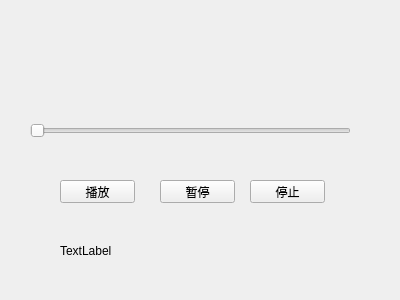
First picture: the form in Projects/25_MyMedia/25_MyMedia/widget.ui, repository ZHJ0125/QtLearning, before the edit.
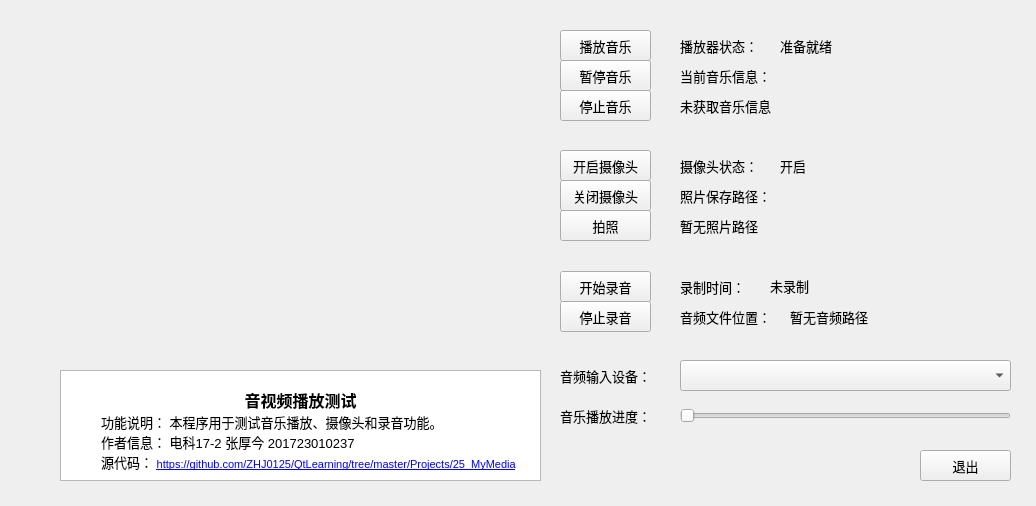
Second picture: the form after the edit.

```diff
--- a/Projects/25_MyMedia/25_MyMedia/widget.ui
+++ b/Projects/25_MyMedia/25_MyMedia/widget.ui
@@ -6,8 +6,8 @@
    <rect>
     <x>0</x>
     <y>0</y>
-    <width>400</width>
-    <height>300</height>
+    <width>1036</width>
+    <height>506</height>
    </rect>
   </property>
   <property name="windowTitle">
@@ -16,12 +16,18 @@
   <widget class="QSlider" name="horizontalSlider">
    <property name="geometry">
     <rect>
-     <x>30</x>
-     <y>120</y>
-     <width>321</width>
-     <height>22</height>
+     <x>680</x>
+     <y>400</y>
+     <width>331</width>
+     <height>31</height>
     </rect>
    </property>
+   <property name="font">
+    <font>
+     <family>Microsoft YaHei</family>
+     <pointsize>10</pointsize>
+    </font>
+   </property>
    <property name="orientation">
     <enum>Qt::Horizontal</enum>
    </property>
@@ -29,53 +35,475 @@
   <widget class="QPushButton" name="pushButton_Play">
    <property name="geometry">
     <rect>
-     <x>60</x>
-     <y>180</y>
-     <width>75</width>
-     <height>23</height>
+     <x>560</x>
+     <y>30</y>
+     <width>91</width>
+     <height>31</height>
     </rect>
    </property>
+   <property name="font">
+    <font>
+     <family>Microsoft YaHei</family>
+     <pointsize>10</pointsize>
+    </font>
+   </property>
    <property name="text">
-    <string>播放</string>
+    <string>播放音乐</string>
    </property>
   </widget>
   <widget class="QPushButton" name="pushButton_Pause">
    <property name="geometry">
     <rect>
-     <x>160</x>
-     <y>180</y>
-     <width>75</width>
-     <height>23</height>
+     <x>560</x>
+     <y>60</y>
+     <width>91</width>
+     <height>31</height>
     </rect>
    </property>
+   <property name="font">
+    <font>
+     <family>Microsoft YaHei</family>
+     <pointsize>10</pointsize>
+    </font>
+   </property>
    <property name="text">
-    <string>暂停</string>
+    <string>暂停音乐</string>
    </property>
   </widget>
   <widget class="QPushButton" name="pushButton_Stop">
    <property name="geometry">
     <rect>
-     <x>250</x>
+     <x>560</x>
+     <y>90</y>
+     <width>91</width>
+     <height>31</height>
+    </rect>
+   </property>
+   <property name="font">
+    <font>
+     <family>Microsoft YaHei</family>
+     <pointsize>10</pointsize>
+    </font>
+   </property>
+   <property name="text">
+    <string>停止音乐</string>
+   </property>
+  </widget>
+  <widget class="QLabel" name="label_Music_Status">
+   <property name="geometry">
+    <rect>
+     <x>780</x>
+     <y>30</y>
+     <width>161</width>
+     <height>31</height>
+    </rect>
+   </property>
+   <property name="font">
+    <font>
+     <family>Microsoft YaHei</family>
+     <pointsize>10</pointsize>
+    </font>
+   </property>
+   <property name="text">
+    <string>准备就绪</string>
+   </property>
+  </widget>
+  <widget class="QPushButton" name="pushButton_Capture">
+   <property name="geometry">
+    <rect>
+     <x>560</x>
+     <y>210</y>
+     <width>91</width>
+     <height>31</height>
+    </rect>
+   </property>
+   <property name="font">
+    <font>
+     <family>Microsoft YaHei</family>
+     <pointsize>10</pointsize>
+    </font>
+   </property>
+   <property name="text">
+    <string>拍照</string>
+   </property>
+  </widget>
+  <widget class="QPushButton" name="pushButton_Close_Camera">
+   <property name="geometry">
+    <rect>
+     <x>560</x>
      <y>180</y>
-     <width>75</width>
-     <height>23</height>
+     <width>91</width>
+     <height>31</height>
     </rect>
    </property>
+   <property name="font">
+    <font>
+     <family>Microsoft YaHei</family>
+     <pointsize>10</pointsize>
+    </font>
+   </property>
    <property name="text">
-    <string>停止</string>
+    <string>关闭摄像头</string>
    </property>
   </widget>
-  <widget class="QLabel" name="label">
+  <widget class="QPushButton" name="pushButton_Open_Camera">
    <property name="geometry">
     <rect>
-     <x>60</x>
-     <y>220</y>
+     <x>560</x>
+     <y>150</y>
+     <width>91</width>
+     <height>31</height>
+    </rect>
+   </property>
+   <property name="font">
+    <font>
+     <family>Microsoft YaHei</family>
+     <pointsize>10</pointsize>
+    </font>
+   </property>
+   <property name="text">
+    <string>开启摄像头</string>
+   </property>
+  </widget>
+  <widget class="QPushButton" name="pushButton_Start_Recorder">
+   <property name="geometry">
+    <rect>
+     <x>560</x>
+     <y>271</y>
+     <width>91</width>
+     <height>31</height>
+    </rect>
+   </property>
+   <property name="font">
+    <font>
+     <family>Microsoft YaHei</family>
+     <pointsize>10</pointsize>
+    </font>
+   </property>
+   <property name="text">
+    <string>开始录音</string>
+   </property>
+  </widget>
+  <widget class="QPushButton" name="pushButton_Stop_Recorder">
+   <property name="geometry">
+    <rect>
+     <x>560</x>
+     <y>301</y>
+     <width>91</width>
+     <height>31</height>
+    </rect>
+   </property>
+   <property name="font">
+    <font>
+     <family>Microsoft YaHei</family>
+     <pointsize>10</pointsize>
+    </font>
+   </property>
+   <property name="text">
+    <string>停止录音</string>
+   </property>
+  </widget>
+  <widget class="QComboBox" name="comboBox">
+   <property name="geometry">
+    <rect>
+     <x>680</x>
+     <y>360</y>
+     <width>331</width>
+     <height>31</height>
+    </rect>
+   </property>
+   <property name="font">
+    <font>
+     <family>Microsoft YaHei</family>
+     <pointsize>10</pointsize>
+    </font>
+   </property>
+  </widget>
+  <widget class="QLabel" name="label_Music_1">
+   <property name="geometry">
+    <rect>
+     <x>680</x>
+     <y>30</y>
+     <width>101</width>
+     <height>31</height>
+    </rect>
+   </property>
+   <property name="font">
+    <font>
+     <family>Microsoft YaHei</family>
+     <pointsize>10</pointsize>
+    </font>
+   </property>
+   <property name="text">
+    <string>播放器状态：</string>
+   </property>
+  </widget>
+  <widget class="QLabel" name="label_Music_2">
+   <property name="geometry">
+    <rect>
+     <x>680</x>
+     <y>60</y>
+     <width>111</width>
+     <height>31</height>
+    </rect>
+   </property>
+   <property name="font">
+    <font>
+     <family>Microsoft YaHei</family>
+     <pointsize>10</pointsize>
+    </font>
+   </property>
+   <property name="text">
+    <string>当前音乐信息：</string>
+   </property>
+  </widget>
+  <widget class="QLabel" name="label_Music_Info">
+   <property name="geometry">
+    <rect>
+     <x>680</x>
+     <y>90</y>
+     <width>351</width>
+     <height>31</height>
+    </rect>
+   </property>
+   <property name="font">
+    <font>
+     <family>Microsoft YaHei</family>
+     <pointsize>10</pointsize>
+    </font>
+   </property>
+   <property name="text">
+    <string>未获取音乐信息</string>
+   </property>
+  </widget>
+  <widget class="QLabel" name="label_Camera_1">
+   <property name="geometry">
+    <rect>
+     <x>680</x>
+     <y>150</y>
+     <width>91</width>
+     <height>31</height>
+    </rect>
+   </property>
+   <property name="font">
+    <font>
+     <family>Microsoft YaHei</family>
+     <pointsize>10</pointsize>
+    </font>
+   </property>
+   <property name="text">
+    <string>摄像头状态：</string>
+   </property>
+  </widget>
+  <widget class="QLabel" name="label_Camera_2">
+   <property name="geometry">
+    <rect>
+     <x>680</x>
+     <y>180</y>
+     <width>111</width>
+     <height>31</height>
+    </rect>
+   </property>
+   <property name="font">
+    <font>
+     <family>Microsoft YaHei</family>
+     <pointsize>10</pointsize>
+    </font>
+   </property>
+   <property name="text">
+    <string>照片保存路径：</string>
+   </property>
+  </widget>
+  <widget class="QLabel" name="label_Camera_Status">
+   <property name="geometry">
+    <rect>
+     <x>780</x>
+     <y>150</y>
+     <width>121</width>
+     <height>31</height>
+    </rect>
+   </property>
+   <property name="font">
+    <font>
+     <family>Microsoft YaHei</family>
+     <pointsize>10</pointsize>
+    </font>
+   </property>
+   <property name="text">
+    <string>开启</string>
+   </property>
+  </widget>
+  <widget class="QLabel" name="label_Camera_Info">
+   <property name="geometry">
+    <rect>
+     <x>680</x>
+     <y>210</y>
+     <width>351</width>
+     <height>31</height>
+    </rect>
+   </property>
+   <property name="font">
+    <font>
+     <family>Microsoft YaHei</family>
+     <pointsize>10</pointsize>
+    </font>
+   </property>
+   <property name="text">
+    <string>暂无照片路径</string>
+   </property>
+  </widget>
+  <widget class="QLabel" name="label_Recorder_1">
+   <property name="geometry">
+    <rect>
+     <x>560</x>
+     <y>360</y>
+     <width>121</width>
+     <height>31</height>
+    </rect>
+   </property>
+   <property name="font">
+    <font>
+     <family>Microsoft YaHei</family>
+     <pointsize>10</pointsize>
+    </font>
+   </property>
+   <property name="text">
+    <string>音频输入设备：</string>
+   </property>
+  </widget>
+  <widget class="QPushButton" name="pushButton">
+   <property name="geometry">
+    <rect>
+     <x>920</x>
+     <y>450</y>
+     <width>91</width>
+     <height>31</height>
+    </rect>
+   </property>
+   <property name="font">
+    <font>
+     <family>Microsoft YaHei</family>
+     <pointsize>10</pointsize>
+    </font>
+   </property>
+   <property name="text">
+    <string>退出</string>
+   </property>
+  </widget>
+  <widget class="QLabel" name="label_Recorder_2">
+   <property name="geometry">
+    <rect>
+     <x>680</x>
+     <y>301</y>
+     <width>111</width>
+     <height>31</height>
+    </rect>
+   </property>
+   <property name="font">
+    <font>
+     <family>Microsoft YaHei</family>
+     <pointsize>10</pointsize>
+    </font>
+   </property>
+   <property name="text">
+    <string>音频文件位置：</string>
+   </property>
+  </widget>
+  <widget class="QLabel" name="label_Recorder_Info">
+   <property name="geometry">
+    <rect>
+     <x>790</x>
+     <y>301</y>
      <width>241</width>
-     <height>61</height>
+     <height>31</height>
     </rect>
    </property>
+   <property name="font">
+    <font>
+     <family>Microsoft YaHei</family>
+     <pointsize>10</pointsize>
+    </font>
+   </property>
    <property name="text">
-    <string>TextLabel</string>
+    <string>暂无音频路径</string>
+   </property>
+  </widget>
+  <widget class="QLabel" name="label_Reocrder_3">
+   <property name="geometry">
+    <rect>
+     <x>680</x>
+     <y>271</y>
+     <width>81</width>
+     <height>31</height>
+    </rect>
+   </property>
+   <property name="font">
+    <font>
+     <family>Microsoft YaHei</family>
+     <pointsize>10</pointsize>
+    </font>
+   </property>
+   <property name="text">
+    <string>录制时间：</string>
+   </property>
+  </widget>
+  <widget class="QLabel" name="label_Reocrder_Time">
+   <property name="geometry">
+    <rect>
+     <x>770</x>
+     <y>270</y>
+     <width>201</width>
+     <height>31</height>
+    </rect>
+   </property>
+   <property name="font">
+    <font>
+     <family>Microsoft YaHei</family>
+     <pointsize>10</pointsize>
+    </font>
+   </property>
+   <property name="text">
+    <string>未录制</string>
+   </property>
+  </widget>
+  <widget class="QLabel" name="label_Music_3">
+   <property name="geometry">
+    <rect>
+     <x>560</x>
+     <y>400</y>
+     <width>101</width>
+     <height>31</height>
+    </rect>
+   </property>
+   <property name="font">
+    <font>
+     <family>Microsoft YaHei</family>
+     <pointsize>10</pointsize>
+    </font>
+   </property>
+   <property name="text">
+    <string>音乐播放进度：</string>
+   </property>
+  </widget>
+  <widget class="QTextBrowser" name="textBrowser">
+   <property name="geometry">
+    <rect>
+     <x>60</x>
+     <y>370</y>
+     <width>481</width>
+     <height>111</height>
+    </rect>
+   </property>
+   <property name="html">
+    <string>&lt;!DOCTYPE HTML PUBLIC &quot;-//W3C//DTD HTML 4.0//EN&quot; &quot;http://www.w3.org/TR/REC-html40/strict.dtd&quot;&gt;
+&lt;html&gt;&lt;head&gt;&lt;meta name=&quot;qrichtext&quot; content=&quot;1&quot; /&gt;&lt;style type=&quot;text/css&quot;&gt;
+p, li { white-space: pre-wrap; }
+&lt;/style&gt;&lt;/head&gt;&lt;body style=&quot; font-family:'MS Shell Dlg 2'; font-size:8.25pt; font-weight:400; font-style:normal;&quot;&gt;
+&lt;p align=&quot;center&quot; style=&quot;-qt-paragraph-type:empty; margin-top:0px; margin-bottom:0px; margin-left:0px; margin-right:0px; -qt-block-indent:0; text-indent:0px;&quot;&gt;&lt;br /&gt;&lt;/p&gt;
+&lt;p align=&quot;center&quot; style=&quot; margin-top:0px; margin-bottom:0px; margin-left:0px; margin-right:0px; -qt-block-indent:0; text-indent:0px;&quot;&gt;&lt;span style=&quot; font-size:12pt; font-weight:600;&quot;&gt;音视频播放测试&lt;/span&gt;&lt;/p&gt;
+&lt;p style=&quot; margin-top:0px; margin-bottom:0px; margin-left:0px; margin-right:0px; -qt-block-indent:0; text-indent:0px;&quot;&gt;&lt;span style=&quot; font-size:10pt;&quot;&gt;          功能说明： 本程序用于测试音乐播放、摄像头和录音功能。&lt;/span&gt;&lt;/p&gt;
+&lt;p style=&quot; margin-top:0px; margin-bottom:0px; margin-left:0px; margin-right:0px; -qt-block-indent:0; text-indent:0px;&quot;&gt;&lt;span style=&quot; font-size:10pt;&quot;&gt;          作者信息： 电科17-2 张厚今 201723010237&lt;/span&gt;&lt;/p&gt;
+&lt;p style=&quot; margin-top:0px; margin-bottom:0px; margin-left:0px; margin-right:0px; -qt-block-indent:0; text-indent:0px;&quot;&gt;&lt;span style=&quot; font-size:10pt;&quot;&gt;          源代码： &lt;/span&gt;&lt;a href=&quot;https://github.com/ZHJ0125/QtLearning/tree/master/Projects/25_MyMedia&quot;&gt;&lt;span style=&quot; font-size:8pt; text-decoration: underline; color:#0000ff;&quot;&gt;https://github.com/ZHJ0125/QtLearning/tree/master/Projects/25_MyMedia&lt;/span&gt;&lt;/a&gt;&lt;/p&gt;&lt;/body&gt;&lt;/html&gt;</string>
    </property>
   </widget>
  </widget>
```
